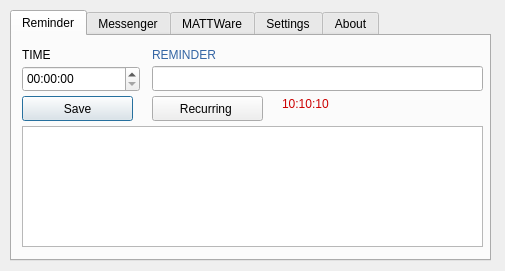
Before: the Qt Designer form Design/main.ui in HLRobotics/MATTBot_Infinity, drawn with Qt 5.
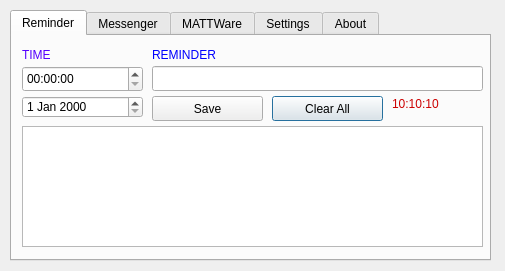
After: the same form once the commit is applied. Icons and pictures are not drawn.

Commit message: reminders and clear button long storage

What changed in the file:
```diff
--- a/Design/main.ui
+++ b/Design/main.ui
@@ -26,6 +26,9 @@
      <height>251</height>
     </rect>
    </property>
+   <property name="styleSheet">
+    <string notr="true"/>
+   </property>
    <property name="currentIndex">
     <number>0</number>
    </property>
@@ -42,6 +45,9 @@
        <height>17</height>
       </rect>
      </property>
+     <property name="styleSheet">
+      <string notr="true">color: rgb(85, 0, 255);</string>
+     </property>
      <property name="text">
       <string>TIME</string>
      </property>
@@ -56,7 +62,7 @@
       </rect>
      </property>
      <property name="styleSheet">
-      <string notr="true">color: rgb(52, 101, 164);</string>
+      <string notr="true">color: rgb(0, 0, 255);</string>
      </property>
      <property name="text">
       <string>REMINDER</string>
@@ -75,22 +81,6 @@
       <string notr="true">color: rgb(164, 0, 0);</string>
      </property>
     </widget>
-    <widget class="QPushButton" name="pushButton">
-     <property name="geometry">
-      <rect>
-       <x>10</x>
-       <y>60</y>
-       <width>111</width>
-       <height>25</height>
-      </rect>
-     </property>
-     <property name="styleSheet">
-      <string notr="true"/>
-     </property>
-     <property name="text">
-      <string>Save</string>
-     </property>
-    </widget>
     <widget class="QListView" name="listView">
      <property name="geometry">
       <rect>
@@ -107,14 +97,14 @@
     <widget class="QPushButton" name="pushButton_2">
      <property name="geometry">
       <rect>
-       <x>140</x>
+       <x>260</x>
        <y>60</y>
        <width>111</width>
        <height>25</height>
       </rect>
      </property>
      <property name="text">
-      <string>Recurring </string>
+      <string>Clear All</string>
      </property>
     </widget>
     <widget class="QTimeEdit" name="timeEdit">
@@ -122,7 +112,7 @@
       <rect>
        <x>10</x>
        <y>30</y>
-       <width>118</width>
+       <width>121</width>
        <height>26</height>
       </rect>
      </property>
@@ -133,9 +123,9 @@
     <widget class="QLabel" name="label_12">
      <property name="geometry">
       <rect>
-       <x>270</x>
+       <x>380</x>
        <y>60</y>
-       <width>201</width>
+       <width>91</width>
        <height>16</height>
       </rect>
      </property>
@@ -146,6 +136,32 @@
       <string>10:10:10</string>
      </property>
     </widget>
+    <widget class="QDateEdit" name="dateEdit">
+     <property name="geometry">
+      <rect>
+       <x>10</x>
+       <y>60</y>
+       <width>121</width>
+       <height>22</height>
+      </rect>
+     </property>
+    </widget>
+    <widget class="QPushButton" name="pushButton">
+     <property name="geometry">
+      <rect>
+       <x>140</x>
+       <y>60</y>
+       <width>111</width>
+       <height>25</height>
+      </rect>
+     </property>
+     <property name="styleSheet">
+      <string notr="true"/>
+     </property>
+     <property name="text">
+      <string>Save</string>
+     </property>
+    </widget>
    </widget>
    <widget class="QWidget" name="tab_2">
     <attribute name="title">
```
Left out of the diff: 37 changed lines with no effect on the pictures. The commit also changes 5 other files.
